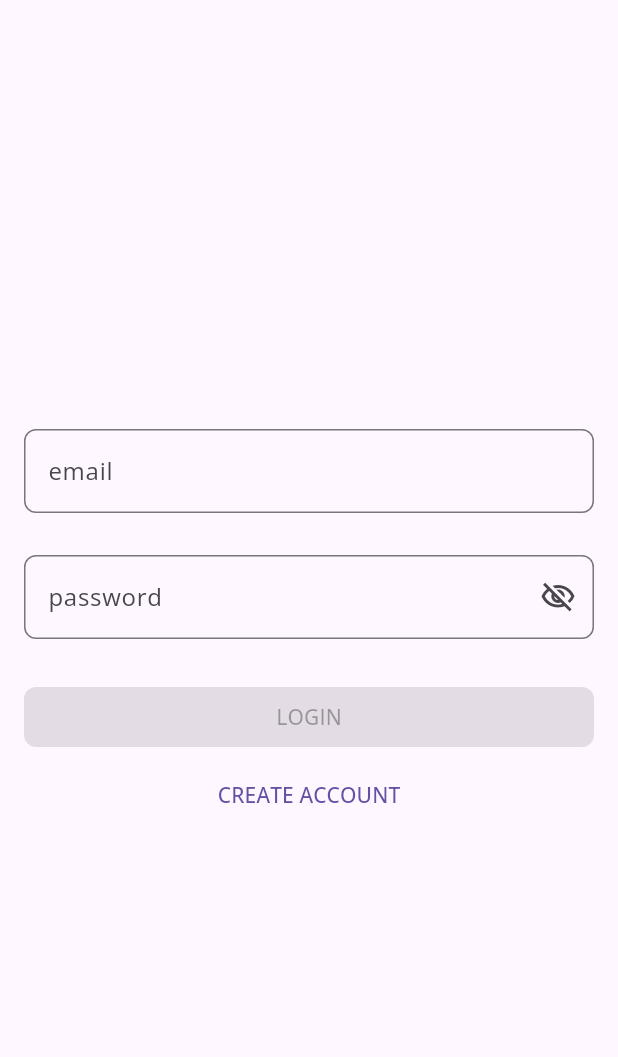
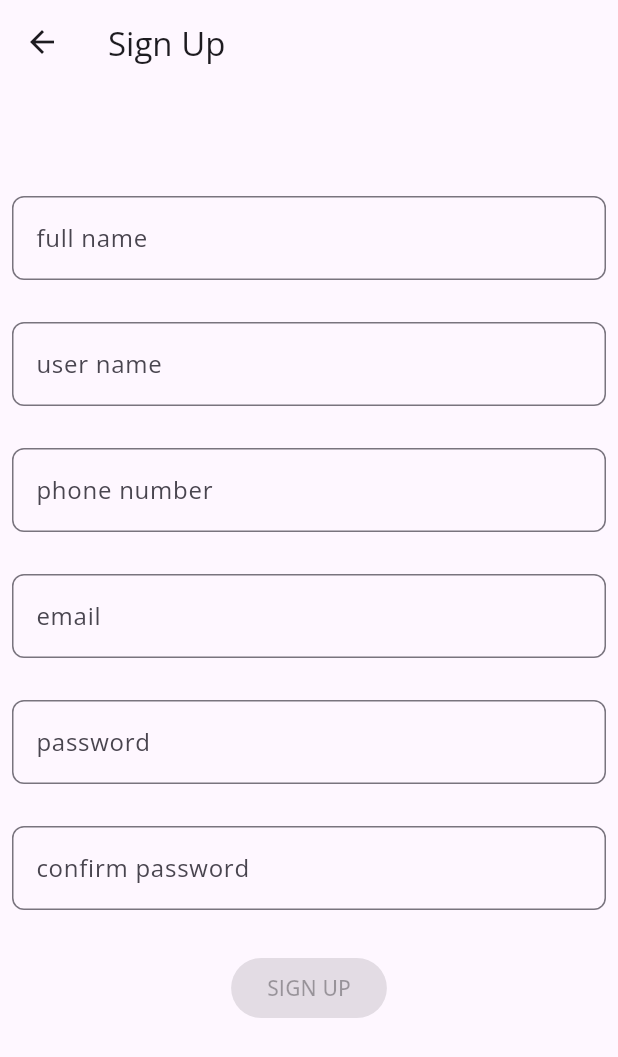
Before and after one commit to kietpva/realtime_firebase_chatapp, a Flutter app: the screen it shows after launch, after a tap on "CREATE ACCOUNT", on a phone screen of 412 x 824 dp. Shown: the top 1057 px of the screen. Run offline on Flutter 3.47's test engine with Material 3 defaults, Android fonts, the phone set to English and light mode, and no system bars; our stand-ins replace equatable, flutter_bloc, formz, google_fonts.

Commit message:
implement UI signup screen

```diff
--- /dev/null
+++ b/lib/core/app/app_provider.dart
@@ -0,0 +1,22 @@
+import 'package:flutter/material.dart';
+import 'package:flutter_bloc/flutter_bloc.dart';
+import 'package:realtime_firebase_chatapp/core/app/app_router.dart';
+
+class AppProvider extends StatelessWidget {
+  const AppProvider({super.key, required this.child});
+
+  final Widget child;
+
+  @override
+  Widget build(BuildContext context) {
+    return MultiRepositoryProvider(
+      providers: [
+        RepositoryProvider<AppRouter>(
+          lazy: true,
+          create: (context) => AppRouter(),
+        ),
+      ],
+      child: child,
+    );
+  }
+}
--- /dev/null
+++ b/lib/core/app/app_router.dart
@@ -0,0 +1,32 @@
+import 'package:flutter/material.dart';
+
+class AppRouter {
+  final GlobalKey<NavigatorState> navigatorKey = GlobalKey<NavigatorState>();
+
+  NavigatorState get _navigator => navigatorKey.currentState!;
+
+  void pop<T>([T? result]) {
+    return _navigator.pop(result);
+  }
+
+  Future<T?> push<T>(Widget page) {
+    return _navigator.push<T>(MaterialPageRoute(builder: (_) => page));
+  }
+
+  Future<T?> pushReplacement<T>(Widget page) {
+    return _navigator.pushReplacement<T, dynamic>(
+      MaterialPageRoute(builder: (_) => page),
+    );
+  }
+
+  Future<T?> pushAndRemoveUntil<T>(Widget page) {
+    return _navigator.pushAndRemoveUntil<T>(
+      MaterialPageRoute(builder: (_) => page),
+      (route) => false,
+    );
+  }
+
+  Future<T?> pushNamed<T>(String routeName, {Object? arguments}) {
+    return _navigator.pushNamed<T>(routeName, arguments: arguments);
+  }
+}
--- a/lib/main.dart
+++ b/lib/main.dart
@@ -1,9 +1,14 @@
 import 'package:flutter/material.dart';
+import 'package:flutter_bloc/flutter_bloc.dart';
+import 'package:realtime_firebase_chatapp/core/app/app_provider.dart';
+import 'package:realtime_firebase_chatapp/core/app/app_router.dart';
 import 'package:realtime_firebase_chatapp/core/themes/theme.dart';
 import 'package:realtime_firebase_chatapp/screens/login/view/login_screen.dart';
 
 void main() {
-  runApp(const MyApp());
+  WidgetsFlutterBinding.ensureInitialized();
+
+  runApp(const AppProvider(child: MyApp()));
 }
 
 class MyApp extends StatelessWidget {
@@ -12,10 +17,14 @@ class MyApp extends StatelessWidget {
   // This widget is the root of your application.
   @override
   Widget build(BuildContext context) {
-    return MaterialApp(
-      debugShowCheckedModeBanner: false,
-      theme: theme,
-      home: const LoginScreen(),
+    return GestureDetector(
+      onTap: FocusManager.instance.primaryFocus?.unfocus,
+      child: MaterialApp(
+        debugShowCheckedModeBanner: false,
+        navigatorKey: context.read<AppRouter>().navigatorKey,
+        theme: theme,
+        home: const LoginScreen(),
+      ),
     );
   }
 }
--- a/lib/screens/login/view/login_form.dart
+++ b/lib/screens/login/view/login_form.dart
@@ -1,7 +1,9 @@
 import 'package:flutter/material.dart';
 import 'package:flutter_bloc/flutter_bloc.dart';
 import 'package:formz/formz.dart';
+import 'package:realtime_firebase_chatapp/core/app/app_router.dart';
 import 'package:realtime_firebase_chatapp/screens/login/cubit/login_cubit.dart';
+import 'package:realtime_firebase_chatapp/screens/sign_up/view/sign_up_screen.dart';
 
 class LoginForm extends StatelessWidget {
   const LoginForm({super.key});
@@ -123,8 +125,7 @@ class _SignUpButton extends StatelessWidget {
     final theme = Theme.of(context);
     return TextButton(
       key: const Key('loginForm_createAccount_flatButton'),
-      onPressed: () {},
-      // onPressed: () => context,
+      onPressed: () => context.read<AppRouter>().push(const SignUpScreen()),
       child: Text(
         'CREATE ACCOUNT',
         style: TextStyle(color: theme.primaryColor),
--- /dev/null
+++ b/lib/screens/sign_up/cubit/sign_up_cubit.dart
@@ -0,0 +1,44 @@
+import 'package:equatable/equatable.dart';
+import 'package:flutter_bloc/flutter_bloc.dart';
+import 'package:formz/formz.dart';
+import 'package:realtime_firebase_chatapp/core/utils/validation.dart';
+
+part 'sign_up_state.dart';
+
+class SignUpCubit extends Cubit<SignUpState> {
+  SignUpCubit() : super(const SignUpState());
+
+  void usernameChanged(String username) =>
+      emit(state.copyWith(username: Username.dirty(username)));
+
+  void fullNameChanged(String fullName) =>
+      emit(state.copyWith(fullName: FullName.dirty(fullName)));
+
+  void phoneNumberChanged(String phoneNumber) =>
+      emit(state.copyWith(phoneNumber: PhoneNumber.dirty(phoneNumber)));
+
+  void emailChanged(String email) =>
+      emit(state.copyWith(email: Email.dirty(email)));
+
+  void passwordChanged(String password) => emit(
+        state.copyWith(
+          password: Password.dirty(password),
+          confirmedPassword: ConfirmedPassword.dirty(
+            password: password,
+            value: state.confirmedPassword.value,
+          ),
+        ),
+      );
+
+  void confirmedPasswordChanged(String confirmedPassword) {
+    emit(
+      state.copyWith(
+        confirmedPassword: ConfirmedPassword.dirty(
+          password: state.password.value,
+          value: confirmedPassword,
+        ),
+        isConfirmedPasswordDirty: true,
+      ),
+    );
+  }
+}
--- /dev/null
+++ b/lib/screens/sign_up/cubit/sign_up_state.dart
@@ -0,0 +1,73 @@
+part of 'sign_up_cubit.dart';
+
+final class SignUpState extends Equatable {
+  const SignUpState({
+    this.fullName = const FullName.pure(),
+    this.username = const Username.pure(),
+    this.email = const Email.pure(),
+    this.phoneNumber = const PhoneNumber.pure(),
+    this.password = const Password.pure(),
+    this.confirmedPassword = const ConfirmedPassword.pure(),
+    this.status = FormzSubmissionStatus.initial,
+    this.errorMessage,
+    this.isConfirmedPasswordDirty = false,
+  });
+
+  final FullName fullName;
+  final Username username;
+  final Email email;
+  final PhoneNumber phoneNumber;
+  final Password password;
+  final ConfirmedPassword confirmedPassword;
+  final FormzSubmissionStatus status;
+  final String? errorMessage;
+  final bool isConfirmedPasswordDirty;
+
+  SignUpState copyWith({
+    FullName? fullName,
+    Username? username,
+    Email? email,
+    PhoneNumber? phoneNumber,
+    Password? password,
+    ConfirmedPassword? confirmedPassword,
+    FormzSubmissionStatus? status,
+    String? errorMessage,
+    bool? isConfirmedPasswordDirty,
+  }) {
+    return SignUpState(
+      fullName: fullName ?? this.fullName,
+      username: username ?? this.username,
+      email: email ?? this.email,
+      phoneNumber: phoneNumber ?? this.phoneNumber,
+      password: password ?? this.password,
+      confirmedPassword: confirmedPassword ?? this.confirmedPassword,
+      status: status ?? this.status,
+      errorMessage: errorMessage ?? this.errorMessage,
+      isConfirmedPasswordDirty:
+          isConfirmedPasswordDirty ?? this.isConfirmedPasswordDirty,
+    );
+  }
+
+  bool get isValid => Formz.validate([
+        fullName,
+        username,
+        phoneNumber,
+        email,
+        password,
+        confirmedPassword,
+        if (isConfirmedPasswordDirty) confirmedPassword,
+      ]);
+
+  @override
+  List<Object?> get props => [
+        fullName,
+        username,
+        phoneNumber,
+        email,
+        password,
+        confirmedPassword,
+        status,
+        errorMessage,
+        isConfirmedPasswordDirty,
+      ];
+}
--- /dev/null
+++ b/lib/screens/sign_up/view/sign_up_form.dart
@@ -0,0 +1,196 @@
+import 'package:flutter/material.dart';
+import 'package:flutter_bloc/flutter_bloc.dart';
+import 'package:formz/formz.dart';
+import 'package:realtime_firebase_chatapp/screens/sign_up/cubit/sign_up_cubit.dart';
+
+class SignUpForm extends StatelessWidget {
+  const SignUpForm({super.key});
+
+  @override
+  Widget build(BuildContext context) {
+    return BlocListener<SignUpCubit, SignUpState>(
+      listener: (context, state) {
+        if (state.status.isSuccess) {
+          Navigator.of(context).pop();
+        } else if (state.status.isFailure) {
+          ScaffoldMessenger.of(context)
+            ..hideCurrentSnackBar()
+            ..showSnackBar(
+              SnackBar(content: Text(state.errorMessage ?? 'Sign Up Failure')),
+            );
+        }
+      },
+      child: Align(
+        alignment: const Alignment(0, -1 / 3),
+        child: SingleChildScrollView(
+          child: Column(
+            mainAxisSize: MainAxisSize.min,
+            children: [
+              _FullNameInput(),
+              const SizedBox(height: 8),
+              _UserNameInput(),
+              const SizedBox(height: 8),
+              _PhoneNumberInput(),
+              const SizedBox(height: 8),
+              _EmailInput(),
+              const SizedBox(height: 8),
+              _PasswordInput(),
+              const SizedBox(height: 8),
+              _ConfirmPasswordInput(),
+              const SizedBox(height: 8),
+              _SignUpButton(),
+            ],
+          ),
+        ),
+      ),
+    );
+  }
+}
+
+class _FullNameInput extends StatelessWidget {
+  @override
+  Widget build(BuildContext context) {
+    final displayError = context.select(
+      (SignUpCubit cubit) => cubit.state.fullName.displayError,
+    );
+
+    return TextField(
+      key: const Key('signUpForm_fullNameInput_textField'),
+      onChanged: (fullname) =>
+          context.read<SignUpCubit>().fullNameChanged(fullname),
+      decoration: InputDecoration(
+        labelText: 'full name',
+        helperText: '',
+        errorText: displayError != null ? 'invalid full name' : null,
+      ),
+    );
+  }
+}
+
+class _UserNameInput extends StatelessWidget {
+  @override
+  Widget build(BuildContext context) {
+    final displayError = context.select(
+      (SignUpCubit cubit) => cubit.state.username.displayError,
+    );
+
+    return TextField(
+      key: const Key('signUpForm_userNameInput_textField'),
+      onChanged: (userName) =>
+          context.read<SignUpCubit>().usernameChanged(userName),
+      decoration: InputDecoration(
+        labelText: 'user name',
+        helperText: '',
+        errorText: displayError != null ? 'invalid user name' : null,
+      ),
+    );
+  }
+}
+
+class _PhoneNumberInput extends StatelessWidget {
+  @override
+  Widget build(BuildContext context) {
+    final displayError = context.select(
+      (SignUpCubit cubit) => cubit.state.phoneNumber.displayError,
+    );
+
+    return TextField(
+      key: const Key('signUpForm_phoneNumberInput_textField'),
+      onChanged: (phoneNumber) =>
+          context.read<SignUpCubit>().phoneNumberChanged(phoneNumber),
+      keyboardType: TextInputType.number,
+      decoration: InputDecoration(
+        labelText: 'phone number',
+        helperText: '',
+        errorText: displayError != null ? 'invalid phone number' : null,
+      ),
+    );
+  }
+}
+
+class _EmailInput extends StatelessWidget {
+  @override
+  Widget build(BuildContext context) {
+    final displayError = context.select(
+      (SignUpCubit cubit) => cubit.state.email.displayError,
+    );
+
+    return TextField(
+      key: const Key('signUpForm_emailInput_textField'),
+      onChanged: (email) => context.read<SignUpCubit>().emailChanged(email),
+      keyboardType: TextInputType.emailAddress,
+      decoration: InputDecoration(
+        labelText: 'email',
+        helperText: '',
+        errorText: displayError != null ? 'invalid email' : null,
+      ),
+    );
+  }
+}
+
+class _PasswordInput extends StatelessWidget {
+  @override
+  Widget build(BuildContext context) {
+    final displayError = context.select(
+      (SignUpCubit cubit) => cubit.state.password.displayError,
+    );
+
+    return TextField(
+      key: const Key('signUpForm_passwordInput_textField'),
+      onChanged: (password) =>
+          context.read<SignUpCubit>().passwordChanged(password),
+      obscureText: true,
+      decoration: InputDecoration(
+        labelText: 'password',
+        helperText: '',
+        errorText: displayError != null ? 'invalid password' : null,
+      ),
+    );
+  }
+}
+
+class _ConfirmPasswordInput extends StatelessWidget {
+  @override
+  Widget build(BuildContext context) {
+    final state = context.select((SignUpCubit cubit) => cubit.state);
+
+    final displayError = state.isConfirmedPasswordDirty
+        ? state.confirmedPassword.displayError
+        : null;
+
+    return TextField(
+      key: const Key('signUpForm_confirmedPasswordInput_textField'),
+      onChanged: (confirmPassword) =>
+          context.read<SignUpCubit>().confirmedPasswordChanged(confirmPassword),
+      obscureText: true,
+      decoration: InputDecoration(
+        labelText: 'confirm password',
+        helperText: '',
+        errorText: displayError != null ? 'passwords do not match' : null,
+      ),
+    );
+  }
+}
+
+class _SignUpButton extends StatelessWidget {
+  @override
+  Widget build(BuildContext context) {
+    final isInProgress = context.select(
+      (SignUpCubit cubit) => cubit.state.status.isInProgress,
+    );
+
+    if (isInProgress) return const CircularProgressIndicator();
+
+    final isValid = context.select((SignUpCubit cubit) => cubit.state.isValid);
+
+    return ElevatedButton(
+      key: const Key('signUpForm_continue_raisedButton'),
+      style: ElevatedButton.styleFrom(
+        shape: RoundedRectangleBorder(borderRadius: BorderRadius.circular(30)),
+        backgroundColor: Colors.orangeAccent,
+      ),
+      onPressed: isValid ? () {} : null,
+      child: const Text('SIGN UP'),
+    );
+  }
+}
--- /dev/null
+++ b/lib/screens/sign_up/view/sign_up_screen.dart
@@ -0,0 +1,22 @@
+import 'package:flutter/material.dart';
+import 'package:flutter_bloc/flutter_bloc.dart';
+import 'package:realtime_firebase_chatapp/screens/sign_up/cubit/sign_up_cubit.dart';
+import 'package:realtime_firebase_chatapp/screens/sign_up/view/sign_up_form.dart';
+
+class SignUpScreen extends StatelessWidget {
+  const SignUpScreen({super.key});
+
+  @override
+  Widget build(BuildContext context) {
+    return Scaffold(
+      appBar: AppBar(title: const Text('Sign Up')),
+      body: Padding(
+        padding: const EdgeInsets.all(8),
+        child: BlocProvider<SignUpCubit>(
+          create: (_) => SignUpCubit(),
+          child: const SignUpForm(),
+        ),
+      ),
+    );
+  }
+}
```
